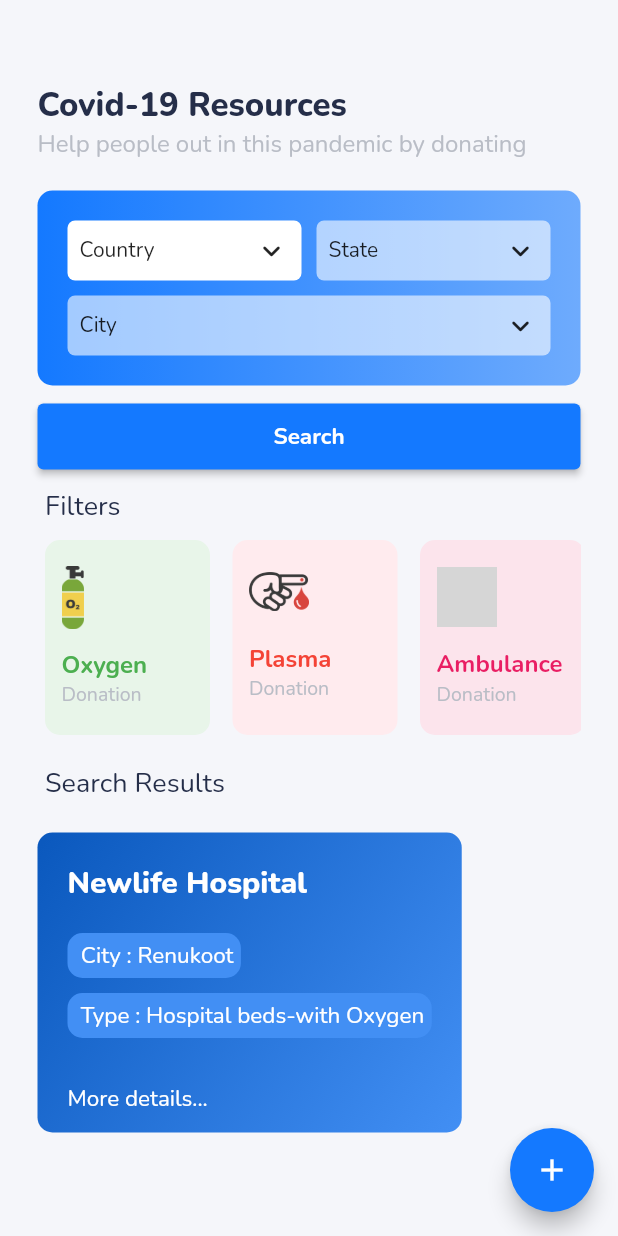
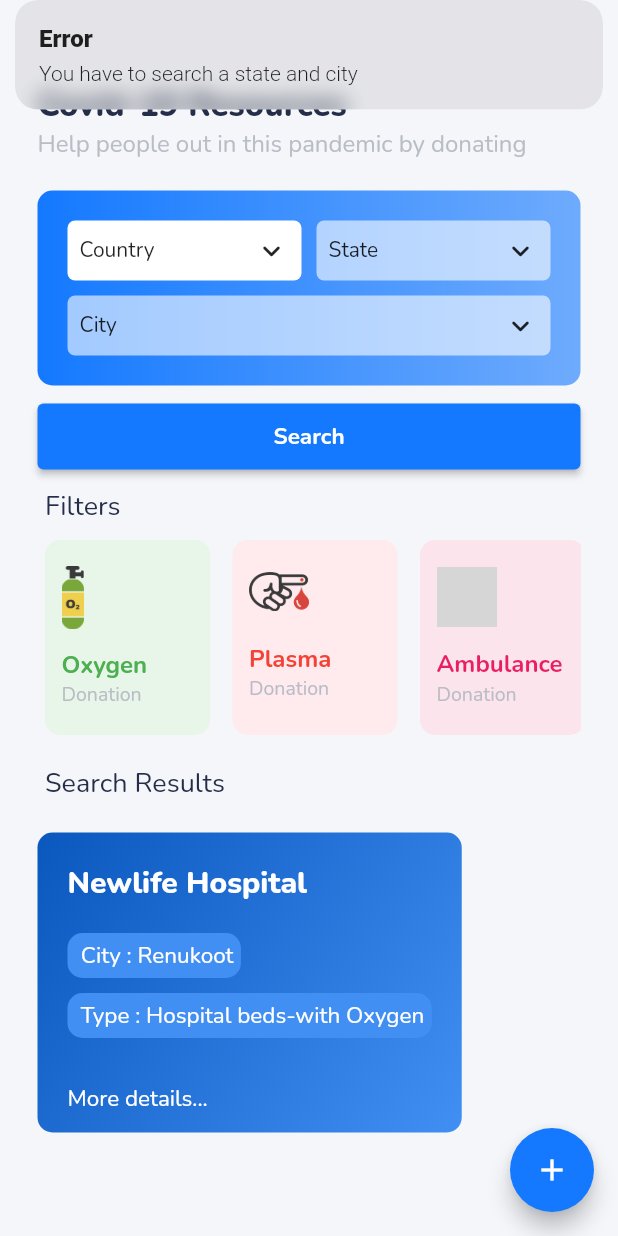
Before and after one commit to Ujjwal-here/Covid-help, a Flutter app: the screen it shows once a user with an empty profile is signed in, after a tap on "Search", on a phone screen of 412 x 824 dp. Run offline on Flutter 3.47's test engine with Material 2 defaults, Android fonts, the phone set to English and light mode, and no system bars; drawn by our look-alikes of csc_picker; our stand-ins replace cloud_firestore, equatable, firebase_auth, firebase_core, get, google_fonts and 1 more; missing offline and left inert: enum_to_string; accounts and stored records are empty; grey boxes are pictures that could not be loaded.

Commit message:
changes made

```diff
--- a/lib/screens/homescreen.dart
+++ b/lib/screens/homescreen.dart
@@ -1,3 +1,4 @@
+import 'package:covid_help/Enums/service_enum.dart';
 import 'package:covid_help/controllers/AuthController.dart';
 import 'package:covid_help/controllers/service_controller.dart';
 import 'package:covid_help/screens/form.dart';
@@ -69,10 +70,10 @@ class HomeScreen extends StatelessWidget {
                     print(value);
                   },
                   onCityChanged: (value) {
-                    print(value);
+                    serviceController.city = value?.toLowerCase();
                   },
                   onStateChanged: (value) {
-                    print(value);
+                    serviceController.state = value?.toLowerCase();
                   },
                 ),
               ],
@@ -81,7 +82,9 @@ class HomeScreen extends StatelessWidget {
           Container(
             margin: EdgeInsets.only(top: 10),
             child: ElevatedButton(
-              onPressed: () {},
+              onPressed: () {
+                serviceController.getServices();
+              },
               child: Text("Search"),
               style: ButtonStyle(
                 padding: MaterialStateProperty.all(
@@ -115,10 +118,14 @@ class HomeScreen extends StatelessWidget {
             child: ListView(
               scrollDirection: Axis.horizontal,
               children: [
-                Container(
+                GestureDetector(
+                  onTap: () {
+                    serviceController.selectServiceType(Services.Oxygen);
+                  },
+                  child: Container(
                     width: 110,
-                  margin:
-                      EdgeInsets.only(right: 10, top: 10, left: 5, bottom: 10),
+                    margin: EdgeInsets.only(
+                        right: 10, top: 10, left: 5, bottom: 10),
                     padding: const EdgeInsets.all(10),
                     decoration: BoxDecoration(
                       color: Colors.green[50],
@@ -164,10 +171,15 @@ class HomeScreen extends StatelessWidget {
                       ],
                     ),
                   ),
-                Container(
+                ),
+                GestureDetector(
+                  onTap: () {
+                    serviceController.selectServiceType(Services.Blood);
+                  },
+                  child: Container(
                     width: 110,
-                  margin:
-                      EdgeInsets.only(right: 10, top: 10, left: 5, bottom: 10),
+                    margin: EdgeInsets.only(
+                        right: 10, top: 10, left: 5, bottom: 10),
                     padding: const EdgeInsets.all(10),
                     decoration: BoxDecoration(
                       color: Colors.red[50],
@@ -213,10 +225,16 @@ class HomeScreen extends StatelessWidget {
                       ],
                     ),
                   ),
-                Container(
+                ),
+                GestureDetector(
+                  onTap: () {
+                    serviceController
+                        .selectServiceType(Services.EmergencyService);
+                  },
+                  child: Container(
                     width: 110,
-                  margin:
-                      EdgeInsets.only(right: 10, top: 10, left: 5, bottom: 10),
+                    margin: EdgeInsets.only(
+                        right: 10, top: 10, left: 5, bottom: 10),
                     padding: const EdgeInsets.all(10),
                     decoration: BoxDecoration(
                       color: Colors.pink[50],
@@ -262,10 +280,15 @@ class HomeScreen extends StatelessWidget {
                       ],
                     ),
                   ),
-                Container(
+                ),
+                GestureDetector(
+                  onTap: () {
+                    serviceController.selectServiceType(Services.Medicine);
+                  },
+                  child: Container(
                     width: 110,
-                  margin:
-                      EdgeInsets.only(right: 10, top: 10, left: 5, bottom: 10),
+                    margin: EdgeInsets.only(
+                        right: 10, top: 10, left: 5, bottom: 10),
                     padding: const EdgeInsets.all(10),
                     decoration: BoxDecoration(
                       color: Colors.blue[50],
@@ -311,10 +334,15 @@ class HomeScreen extends StatelessWidget {
                       ],
                     ),
                   ),
-                Container(
+                ),
+                GestureDetector(
+                  onTap: () {
+                    serviceController.selectServiceType(Services.Food);
+                  },
+                  child: Container(
                     width: 110,
-                  margin:
-                      EdgeInsets.only(right: 10, top: 10, left: 5, bottom: 10),
+                    margin: EdgeInsets.only(
+                        right: 10, top: 10, left: 5, bottom: 10),
                     padding: const EdgeInsets.all(10),
                     decoration: BoxDecoration(
                       color: Colors.teal[50],
@@ -360,10 +388,15 @@ class HomeScreen extends StatelessWidget {
                       ],
                     ),
                   ),
-                Container(
+                ),
+                GestureDetector(
+                  onTap: () {
+                    serviceController.selectServiceType(Services.Ambulance);
+                  },
+                  child: Container(
                     width: 110,
-                  margin:
-                      EdgeInsets.only(right: 10, top: 10, left: 5, bottom: 10),
+                    margin: EdgeInsets.only(
+                        right: 10, top: 10, left: 5, bottom: 10),
                     padding: const EdgeInsets.all(10),
                     decoration: BoxDecoration(
                       color: Colors.red[50],
@@ -407,6 +440,7 @@ class HomeScreen extends StatelessWidget {
                           ),
                         )
                       ],
+                    ),
                   ),
                 ),
               ],
```
Also changed, not shown: lib/models/service_model.dart (+8 -14 lines). Lines whose indentation alone changed are shown as unchanged.
